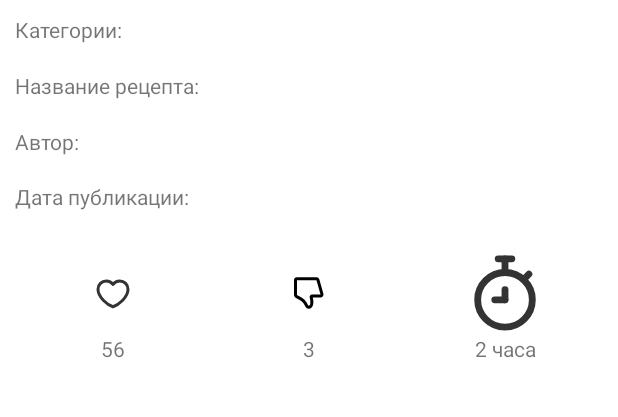
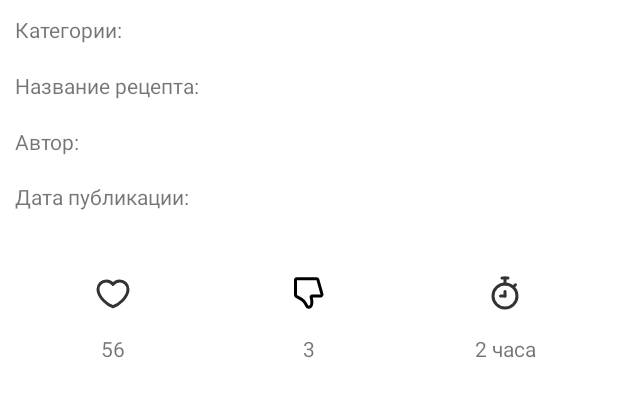
Before and after one commit to ITmonah/EdokMobile, an Android app: the layout list_row_items.xml on its own in the app's theme, with its tools: preview values and no code run, on a phone screen of 412 x 824 dp, the part 263-680 px from its top. Run offline under Robolectric (Android 15) with nearby library versions, the phone set to English and light mode, and no system bars.

Commit message:
change image

```diff
--- a/app/src/main/java/com/example/edokmobile/ui/home/HomeFragment.java
+++ b/app/src/main/java/com/example/edokmobile/ui/home/HomeFragment.java
@@ -22,7 +22,7 @@ public class HomeFragment extends Fragment {
         binding = FragmentHomeBinding.inflate(inflater, container, false);
         View root = binding.getRoot();
 
-        final TextView textView = binding.textView;
+        final TextView textView = binding.textView3;
         return root;
     }
 
--- a/app/src/main/res/layout/list_row_items.xml
+++ b/app/src/main/res/layout/list_row_items.xml
@@ -86,6 +86,7 @@
                 android:layout_height="match_parent"
                 android:layout_weight="1"
                 android:backgroundTint="#00FFFFFF"
+                android:scaleType="centerInside"
                 android:src="@drawable/like" />
 
             <TextView
@@ -109,6 +110,7 @@
                 android:layout_height="match_parent"
                 android:layout_weight="1"
                 android:backgroundTint="#00FFFFFF"
+                android:scaleType="centerInside"
                 android:visibility="visible"
                 app:srcCompat="@drawable/bad_one" />
 
@@ -132,6 +134,7 @@
                 android:layout_width="match_parent"
                 android:layout_height="match_parent"
                 android:layout_weight="1"
+                android:scaleType="centerInside"
                 android:visibility="visible"
                 app:srcCompat="@drawable/timer" />
 
```
